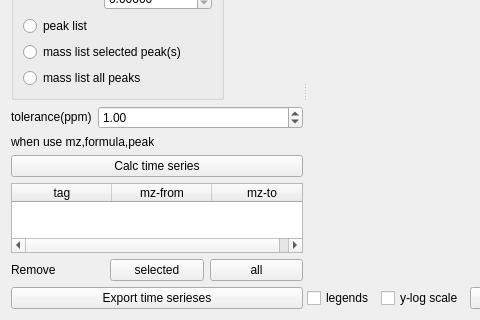
Qt form Orbitool/UI/Timeserieses.ui (l460289052/Orbitool) before a commit; both pictures show x 0 to 480 and y 139 to 459 of the 611 by 459 pixel window.
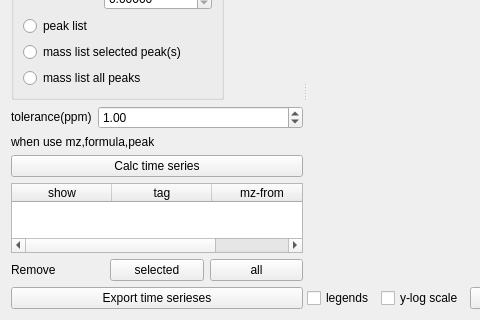
The same form after that commit.

Commit message: timeseries default not show

The edit to the form file:
```diff
--- a/Orbitool/UI/Timeserieses.ui
+++ b/Orbitool/UI/Timeserieses.ui
@@ -242,6 +242,11 @@
          <attribute name="horizontalHeaderStretchLastSection">
           <bool>true</bool>
          </attribute>
+         <column>
+          <property name="text">
+           <string>show</string>
+          </property>
+         </column>
          <column>
           <property name="text">
            <string>tag</string>
```
The commit also changes 4 other files.
